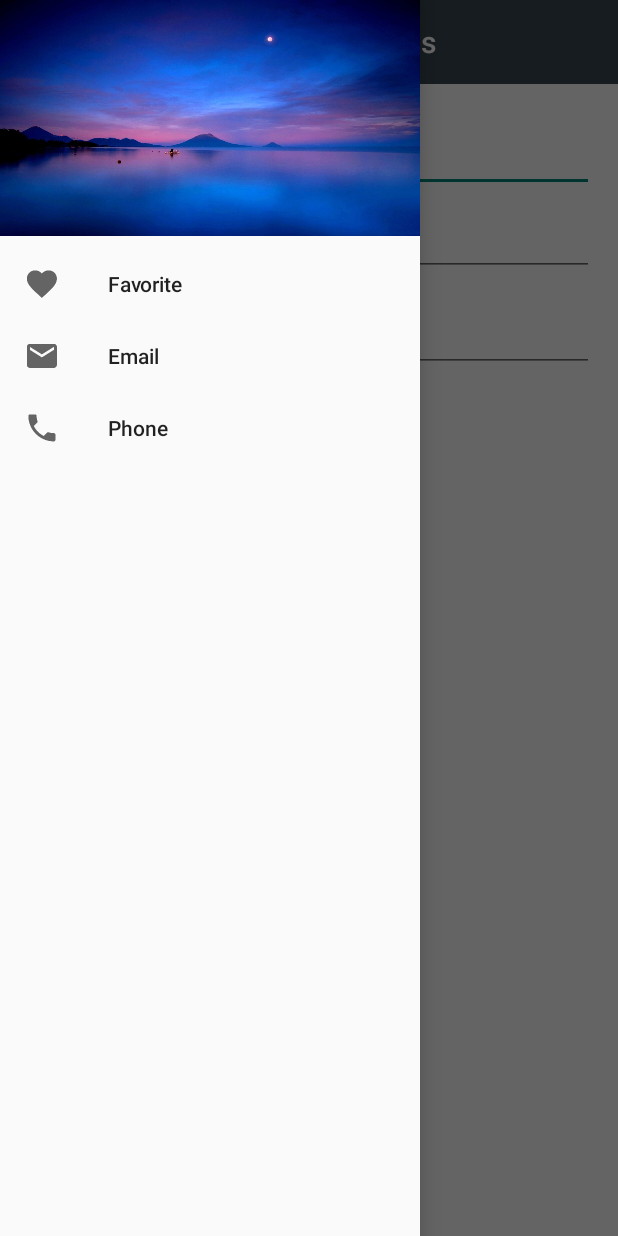
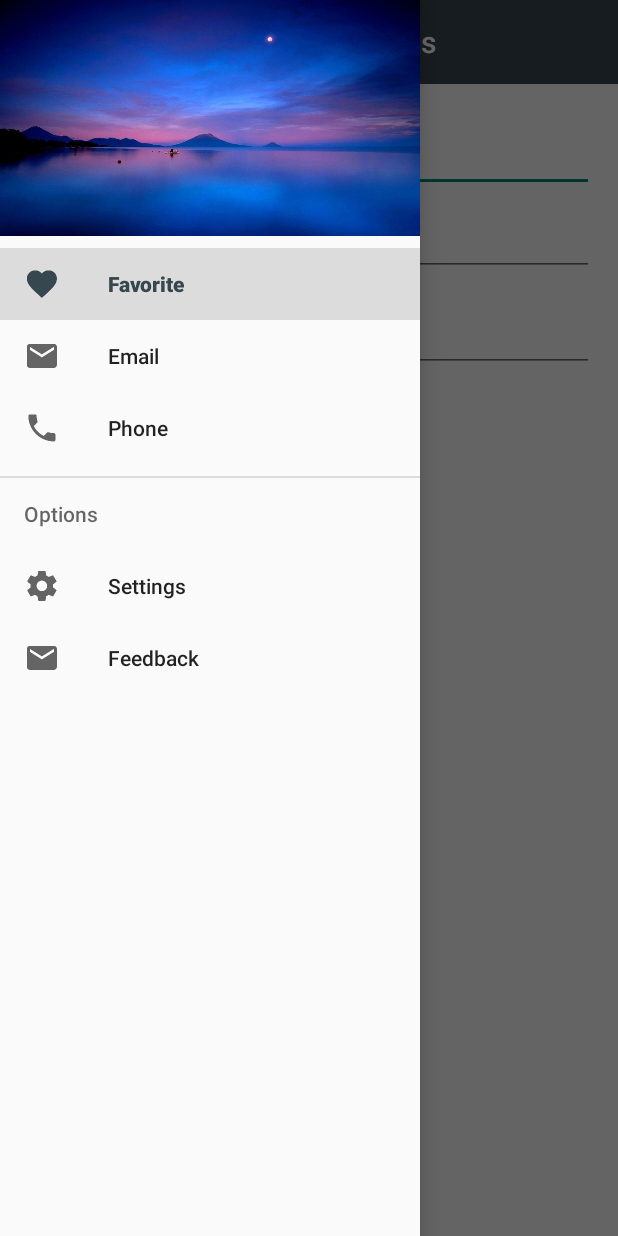
Before and after one commit to raveeshbhalla/SupportLibraryCodelabs, an Android app: the screen it shows after launch (MainActivity), with the side drawer open, on a phone screen of 412 x 824 dp. Run offline under Robolectric (Android 15) with nearby library versions, the phone set to English and light mode, and no system bars.

Commit message:
Showed Grouping of options in drawer

```diff
--- a/app/src/main/res/menu/drawer.xml
+++ b/app/src/main/res/menu/drawer.xml
@@ -1,6 +1,33 @@
 <?xml version="1.0" encoding="utf-8"?>
 <menu xmlns:android="http://schemas.android.com/apk/res/android">
-    <item android:id="@+id/favorite" android:title="Favorite" android:icon="@drawable/ic_favorite"/>
-    <item android:id="@+id/email" android:title="Email" android:icon="@drawable/ic_email"/>
-    <item android:id="@+id/call" android:title="Phone" android:icon="@drawable/ic_call"/>
+    <group android:checkableBehavior="single">
+        <item
+            android:id="@+id/favorite"
+            android:checked="true"
+            android:icon="@drawable/ic_favorite"
+            android:title="Favorite" />
+        <item
+            android:id="@+id/email"
+            android:icon="@drawable/ic_email"
+            android:title="Email" />
+        <item
+            android:id="@+id/call"
+            android:icon="@drawable/ic_call"
+            android:title="Phone" />
+    </group>
+
+    <item
+        android:id="@+id/header"
+        android:title="Options">
+        <menu>
+            <item
+                android:id="@+id/navigation_item_1"
+                android:icon="@drawable/ic_settings"
+                android:title="Settings"/>
+            <item
+                android:id="@+id/navigation_item_2"
+                android:icon="@drawable/ic_email"
+                android:title="Feedback"/>
+        </menu>
+    </item>
 </menu>
```
